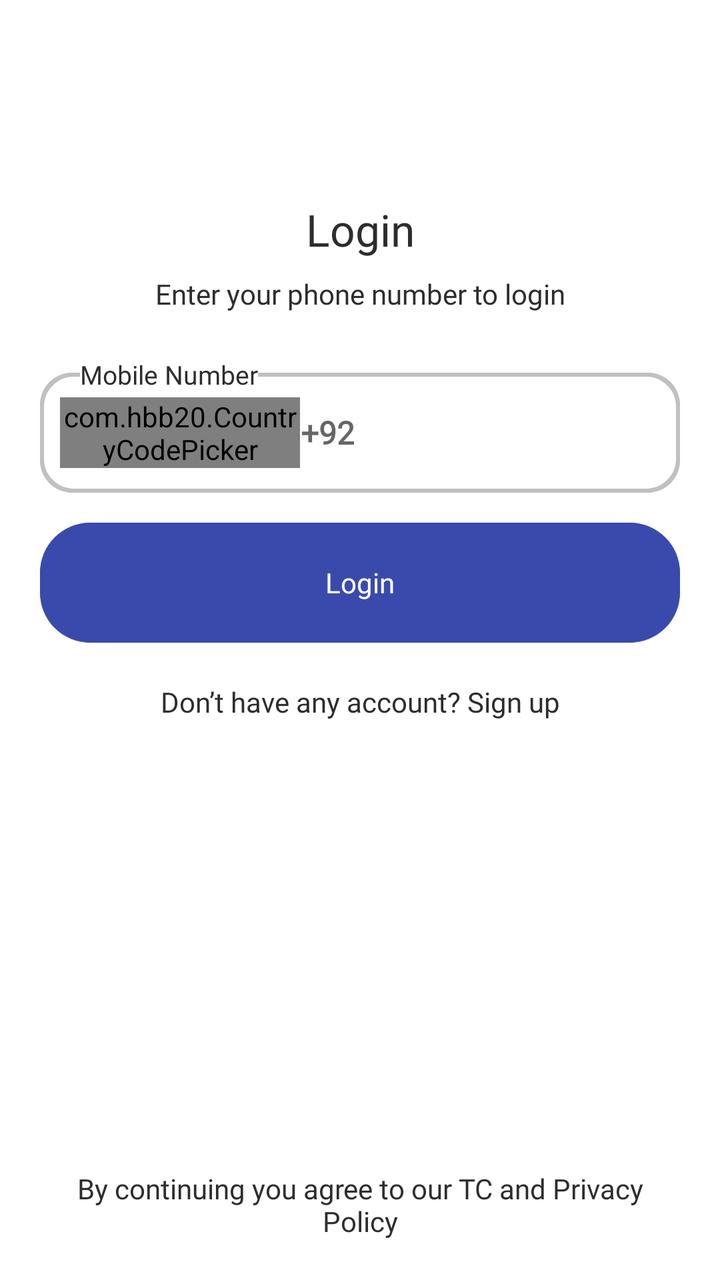
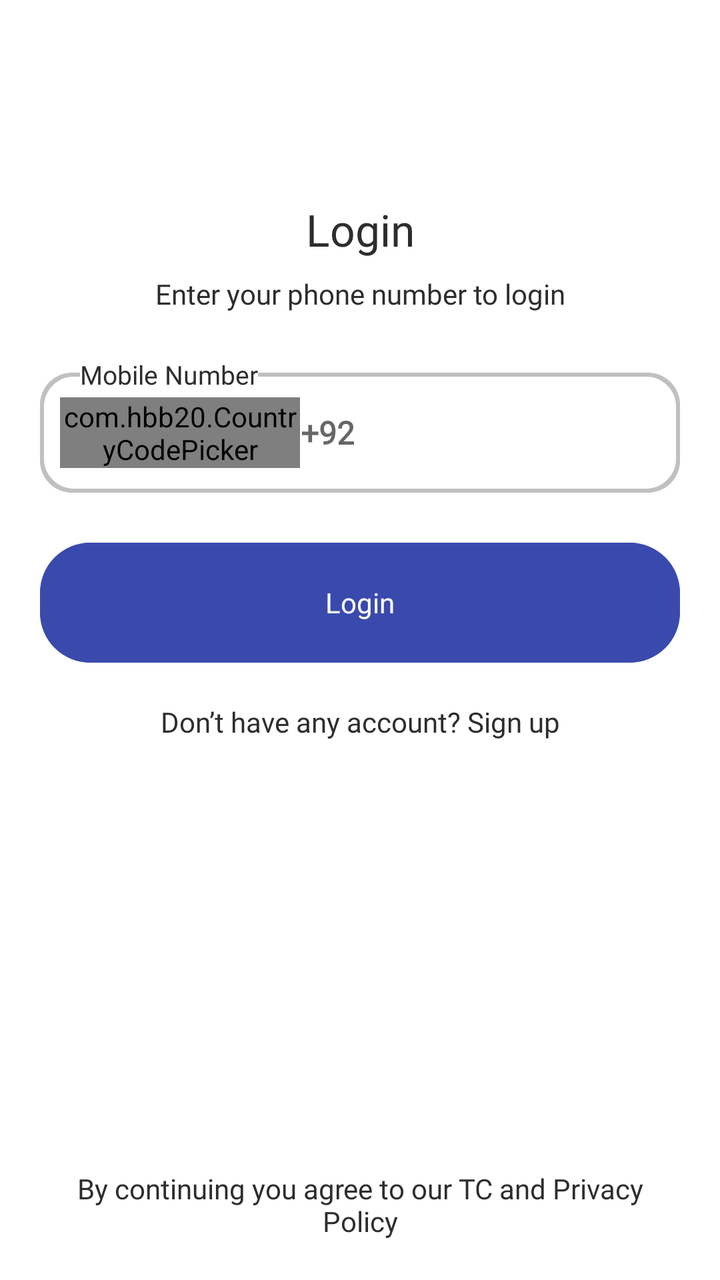

Screens rendered from an Android XML layout before and after an edit, with the pre-edit source and the edit as a unified diff.
<!-- AndroidManifest.xml: application theme AppTheme -->
<!-- res/layout/fragment_sign_in.xml -->
<?xml version="1.0" encoding="utf-8"?>
<androidx.constraintlayout.widget.ConstraintLayout xmlns:android="http://schemas.android.com/apk/res/android"
    xmlns:app="http://schemas.android.com/apk/res-auto"
    xmlns:tools="http://schemas.android.com/tools"
    android:layout_width="match_parent"
    android:layout_height="match_parent"
    android:background="@color/white">


    <ImageView
        android:id="@+id/imageView3"
        android:layout_width="wrap_content"
        android:layout_height="wrap_content"
        android:layout_marginTop="50dp"
        app:layout_constraintEnd_toEndOf="parent"
        app:layout_constraintStart_toStartOf="parent"
        app:layout_constraintTop_toTopOf="parent"
        app:srcCompat="@drawable/logo" />

    <ImageView
        android:id="@+id/imgPicture"
        android:layout_width="wrap_content"
        android:layout_height="wrap_content"
        android:layout_marginTop="10dp"
        app:layout_constraintEnd_toEndOf="parent"
        app:layout_constraintStart_toStartOf="parent"
        app:layout_constraintTop_toBottomOf="@+id/imageView3"
        app:srcCompat="@drawable/muzien_text_black" />

    <TextView
        android:id="@+id/txtLabel"
        android:layout_width="wrap_content"
        android:layout_height="wrap_content"
        android:layout_marginTop="40dp"
        android:background="@android:color/transparent"
        android:fontFamily="@font/manrope_bold"
        android:text="Login"
        android:textColor="@color/colorTextLabelDefault"
        android:textSize="22sp"
        app:layout_constraintEnd_toEndOf="parent"
        app:layout_constraintStart_toStartOf="parent"
        app:layout_constraintTop_toBottomOf="@+id/imgPicture" />

    <TextView
        android:id="@+id/txtText"
        android:layout_width="0dp"
        android:layout_height="wrap_content"
        android:layout_marginStart="30dp"
        android:layout_marginTop="8dp"
        android:layout_marginEnd="30dp"
        android:fontFamily="@font/manrope_regular"
        android:gravity="center"
        android:text="Enter your phone number to login"
        android:textColor="@color/colorTextLabelDefault"
        android:textSize="14sp"
        app:layout_constraintEnd_toEndOf="parent"
        app:layout_constraintStart_toStartOf="parent"
        app:layout_constraintTop_toBottomOf="@+id/txtLabel" />


    <LinearLayout
        android:id="@+id/llFullName"
        android:layout_width="match_parent"
        android:layout_height="wrap_content"
        android:layout_marginStart="20dp"
        android:layout_marginTop="30dp"
        android:layout_marginEnd="20dp"
        android:background="@drawable/rounded_white_grey"
        android:clickable="true"
        android:focusable="true"
        android:minHeight="60dp"
        android:orientation="horizontal"
        android:paddingHorizontal="10dp"
        android:paddingVertical="10dp"
        android:visibility="visible"
        app:layout_constraintEnd_toEndOf="parent"
        app:layout_constraintStart_toStartOf="parent"
        app:layout_constraintTop_toBottomOf="@+id/txtText">


        <com.hbb20.CountryCodePicker
            android:id="@+id/country_spinner"
            android:layout_width="120dp"
            android:layout_height="wrap_content"
            android:layout_gravity="center|left"
            app:ccp_showFlag="true"
            app:ccp_showFullName="true"
            app:ccp_showNameCode="false"
            app:ccp_showPhoneCode="true" />

        <TextView
            android:id="@+id/txtCountryCode"
            android:layout_width="wrap_content"
            android:layout_height="match_parent"
            android:layout_gravity="center"
            android:background="@android:color/transparent"
            android:fontFamily="@font/manrope_regular"
            android:gravity="center"
            android:hint="+92"
            android:inputType="phone"
            android:textColor="@color/colorTextDefault"
            android:textFontWeight="600"
            android:textSize="16sp" />

        <EditText
            android:id="@+id/edtPhoneNumber"
            android:layout_width="match_parent"
            android:layout_height="match_parent"
            android:layout_gravity="center"
            android:layout_marginLeft="5dp"
            android:background="@android:color/transparent"
            android:fontFamily="@font/manrope_regular"
            android:gravity="center|left"
            android:hint=""
            android:inputType="phone"
            android:paddingRight="10dp"
            android:textColor="@color/colorTextDefault"
            android:textFontWeight="600"
            android:textSize="16sp" />
    </LinearLayout>
    <LinearLayout
        android:id="@+id/llLogin"
        android:layout_width="match_parent"
        android:layout_height="wrap_content"
        android:layout_marginStart="20dp"
        android:layout_marginTop="15dp"
        android:layout_marginEnd="20dp"
        android:background="@drawable/rounded_blue_button"
        android:clickable="true"
        android:focusable="true"
        android:minHeight="60dp"
        android:orientation="horizontal"
        android:paddingHorizontal="10dp"
        android:paddingVertical="10dp"
        android:visibility="visible"
        app:layout_constraintEnd_toEndOf="parent"
        app:layout_constraintStart_toStartOf="parent"
        app:layout_constraintTop_toBottomOf="@+id/llFullName">
        <TextView
            android:id="@+id/txtAction"
            android:layout_width="match_parent"
            android:layout_height="match_parent"
            android:fontFamily="@font/manrope_bold"
            android:gravity="center"
            android:text="Login"
            android:textColor="@color/white"
            android:textSize="14sp" />
    </LinearLayout>
    <TextView
        android:id="@+id/txtType"
        android:layout_width="0dp"
        android:layout_height="wrap_content"
        android:layout_marginStart="30dp"
        android:layout_marginTop="20dp"
        android:layout_marginEnd="30dp"
        android:fontFamily="@font/manrope_regular"
        android:gravity="center"
        android:text="Don’t have any account? Sign up"
        android:textColor="@color/colorTextLabelDefault"
        android:textSize="14sp"
        app:layout_constraintEnd_toEndOf="parent"
        app:layout_constraintStart_toStartOf="parent"
        app:layout_constraintTop_toBottomOf="@+id/llLogin" />

    <TextView
        android:id="@+id/textView"
        android:layout_width="wrap_content"
        android:layout_height="wrap_content"
        android:layout_marginStart="20dp"
        android:layout_marginBottom="-10dp"
        android:background="@color/white"
        android:fontFamily="@font/manrope_regular"
        android:text="Mobile Number"
        android:textColor="@color/colorTextLabelDefault"
        android:textSize="13sp"
        app:layout_constraintBottom_toTopOf="@+id/llFullName"
        app:layout_constraintStart_toStartOf="@+id/llFullName" />

    <TextView
        android:id="@+id/txtPrivacy"
        android:layout_width="0dp"
        android:layout_height="wrap_content"
        android:layout_marginStart="30dp"
        android:layout_marginEnd="30dp"
        android:layout_marginBottom="20dp"
        android:fontFamily="@font/manrope_regular"
        android:gravity="center"
        android:text="By continuing you agree to our TC and Privacy Policy"
        android:textColor="@color/colorTextLabelDefault"
        android:textSize="14sp"
        app:layout_constraintBottom_toBottomOf="parent"
        app:layout_constraintEnd_toEndOf="parent"
        app:layout_constraintStart_toStartOf="parent" />
</androidx.constraintlayout.widget.ConstraintLayout>
<!-- resources referenced by this layout -->
<resources>
  <color name="colorTextDefault">#131313</color>
  <color name="colorTextLabelDefault">#2D2D2D</color>
  <color name="white">#FFFFFF</color>
  <!-- drawable rounded_blue_button (drawable) -->
  <layer-list xmlns:android="http://schemas.android.com/apk/res/android">
      
      <item>
          <shape android:shape="rectangle">
              <solid android:color="@color/colorPrimary" />
              <corners android:radius="25dp" /> 
          </shape>
      </item>
  
      
      <item>
          <shape android:shape="rectangle">
              <solid android:color="@color/colorPrimary" />
              <stroke
                  android:width="2dp"
                  android:color="@color/colorPrimary" /> 
              <corners android:radius="25dp" /> 
          </shape>
      </item>
  </layer-list>
  <!-- drawable rounded_white_grey (drawable) -->
  <layer-list xmlns:android="http://schemas.android.com/apk/res/android">
      
      <item>
          <shape android:shape="rectangle">
              <solid android:color="@color/grey_border" />
              <corners android:radius="16dp" /> 
          </shape>
      </item>
  
      
      <item>
          <shape android:shape="rectangle">
              <solid android:color="@color/white" />
              <stroke
                  android:width="2dp"
                  android:color="@color/grey_border" /> 
              <corners android:radius="16dp" /> 
          </shape>
      </item>
  </layer-list>
  <style name="AppTheme" parent="Theme.AppCompat.Light.NoActionBar">
          
          <item name="colorPrimary">@color/colorPrimary</item>
          <item name="colorPrimaryDark">@color/colorPrimaryDark</item>
          <item name="colorAccent">@color/colorAccent</item>
          
          <item name="android:windowIsTranslucent">true</item>
      </style>
  <color name="colorPrimary">#3A4AAC</color>
  <color name="grey_border">#C0C0C0</color>
  <color name="colorPrimaryDark">#3A4AAC</color>
  <color name="colorAccent">#1E4594</color>
  <!-- unchanged entries left out for length: 2 -->
</resources>

<!-- the commit's change to res/layout/fragment_sign_in.xml (unified diff, before → after) -->
@@ -59,7 +59,7 @@
 
 
     <LinearLayout
-        android:id="@+id/llFullName"
+        android:id="@+id/llOTP"
         android:layout_width="match_parent"
         android:layout_height="wrap_content"
         android:layout_marginStart="20dp"
@@ -118,12 +118,13 @@
             android:textFontWeight="600"
             android:textSize="16sp" />
     </LinearLayout>
+
     <LinearLayout
         android:id="@+id/llLogin"
         android:layout_width="match_parent"
         android:layout_height="wrap_content"
         android:layout_marginStart="20dp"
-        android:layout_marginTop="15dp"
+        android:layout_marginTop="25dp"
         android:layout_marginEnd="20dp"
         android:background="@drawable/rounded_blue_button"
         android:clickable="true"
@@ -135,7 +136,8 @@
         android:visibility="visible"
         app:layout_constraintEnd_toEndOf="parent"
         app:layout_constraintStart_toStartOf="parent"
-        app:layout_constraintTop_toBottomOf="@+id/llFullName">
+        app:layout_constraintTop_toBottomOf="@+id/llOTP">
+
         <TextView
             android:id="@+id/txtAction"
             android:layout_width="match_parent"
@@ -173,9 +175,22 @@
         android:text="Mobile Number"
         android:textColor="@color/colorTextLabelDefault"
         android:textSize="13sp"
-        app:layout_constraintBottom_toTopOf="@+id/llFullName"
-        app:layout_constraintStart_toStartOf="@+id/llFullName" />
-
+        app:layout_constraintBottom_toTopOf="@+id/llOTP"
+        app:layout_constraintStart_toStartOf="@+id/llOTP" />
+
+    <TextView
+        android:id="@+id/txtError"
+        android:layout_width="wrap_content"
+        android:layout_height="wrap_content"
+        android:layout_marginStart="20dp"
+        android:background="@color/white"
+        android:fontFamily="@font/manrope_regular"
+        android:text="Phone number is invalid"
+        android:textColor="@color/red_text"
+        android:textSize="13sp"
+        android:visibility="gone"
+        app:layout_constraintStart_toStartOf="@+id/llOTP"
+        app:layout_constraintTop_toBottomOf="@+id/llOTP" />
     <TextView
         android:id="@+id/txtPrivacy"
         android:layout_width="0dp"
<!-- resource entries referenced after the edit -->
@@ -2,6 +2,7 @@
 <resources>
   <color name="colorTextDefault">#131313</color>
   <color name="colorTextLabelDefault">#2D2D2D</color>
+  <color name="red_text">#D00C0C</color>
   <color name="white">#FFFFFF</color>
   <!-- drawable rounded_blue_button (drawable) -->
   <layer-list xmlns:android="http://schemas.android.com/apk/res/android">
